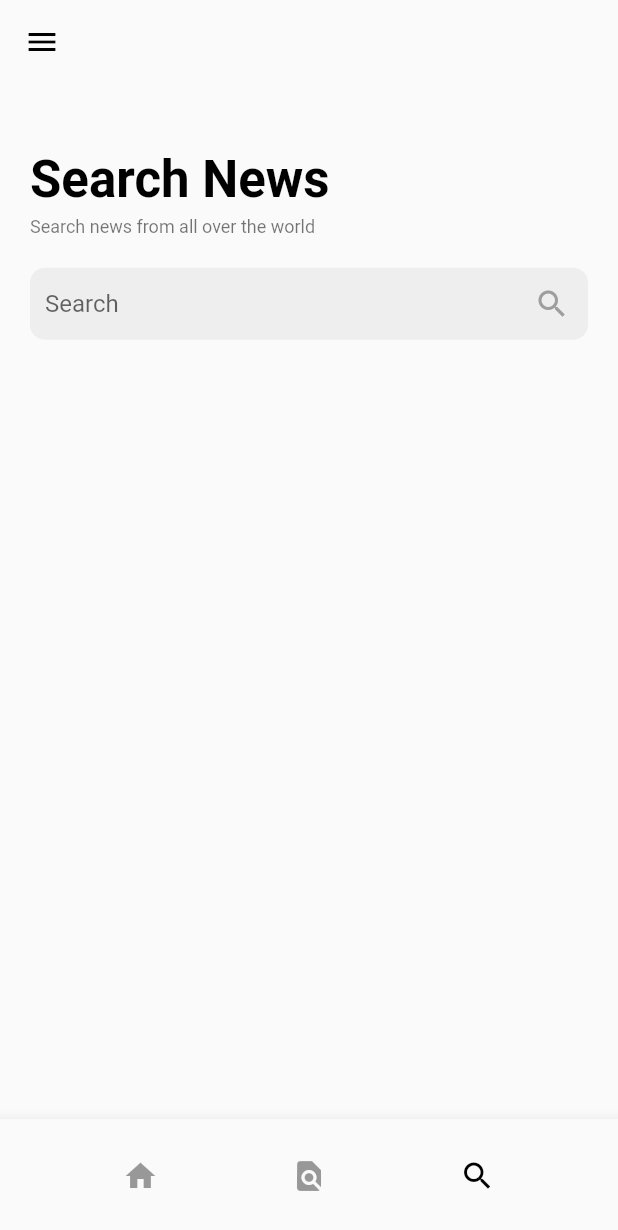
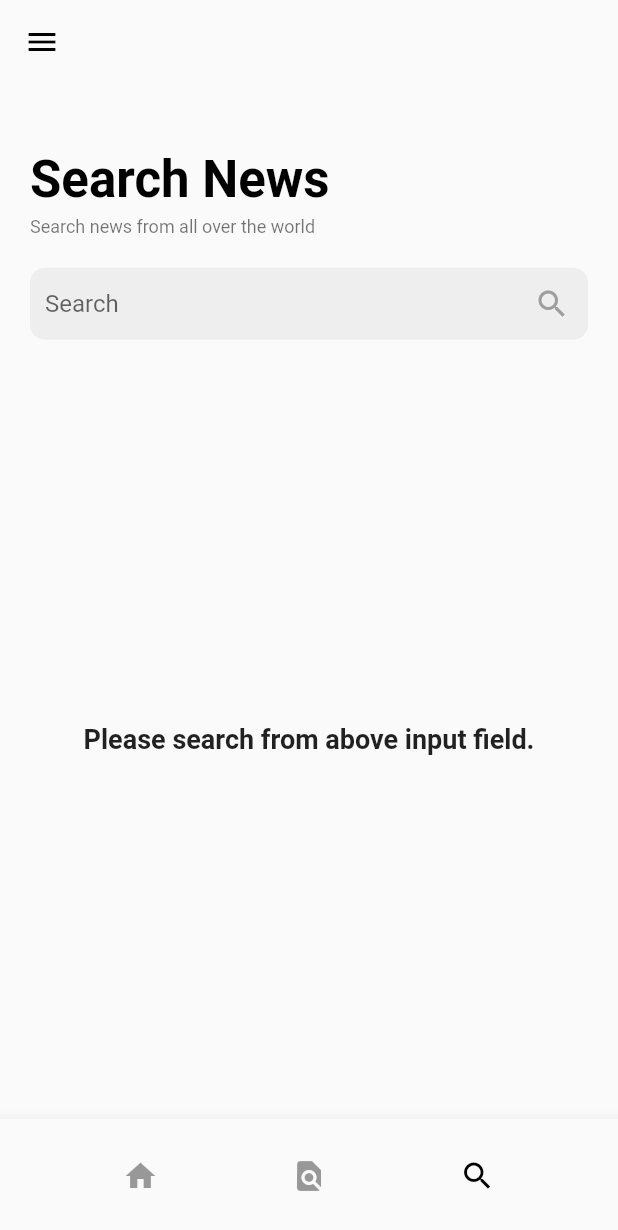
Before and after one commit to SINGH202/flutter-news-app, a Flutter app: the SearchScreen screen opened by its route, on a phone screen of 412 x 824 dp. Shown: the top 1230 px of the screen. Run offline on Flutter 3.47's test engine with Material 2 defaults, Android fonts, the phone set to English and light mode, and no system bars; missing offline and left inert: dart:ffi; network calls fail.

Commit message:
Added loading and initail no search text.

```diff
--- a/lib/screens/search_screen.dart
+++ b/lib/screens/search_screen.dart
@@ -1,4 +1,5 @@
 import 'dart:convert';
+import 'dart:ffi';
 import 'package:http/http.dart';
 import 'package:flutter/material.dart';
 
@@ -17,7 +18,10 @@ class SearchScreen extends StatefulWidget {
 
 class _SearchScreenState extends State<SearchScreen> {
   TextEditingController searchController = TextEditingController();
+
   List _searchResults = [];
+  bool _isLoading = false;
+  bool _isError = false;
 
   @override
   Widget build(BuildContext context) {
@@ -58,8 +62,12 @@ class _SearchScreenState extends State<SearchScreen> {
                 TextFormField(
                   controller: searchController,
                   textInputAction: TextInputAction.done,
-                  onFieldSubmitted: (event) =>
-                      getData(searchController.text.toString()),
+                  onFieldSubmitted: (event) => {
+                    getData(searchController.text.toString()),
+                    setState(() {
+                      _isLoading = true;
+                    })
+                  },
                   decoration: InputDecoration(
                     contentPadding: const EdgeInsets.fromLTRB(10, 0, 0, 0),
                     hintText: "Search",
@@ -68,6 +76,9 @@ class _SearchScreenState extends State<SearchScreen> {
                     suffixIcon: IconButton(
                       onPressed: () {
                         getData(searchController.text.toString());
+                        setState(() {
+                          _isLoading = true;
+                        });
                       },
                       icon: const Icon(
                         Icons.search,
@@ -85,11 +96,24 @@ class _SearchScreenState extends State<SearchScreen> {
           ),
           SizedBox(
             height: MediaQuery.of(context).size.height * 0.55,
-            child: ListView(
-              padding: EdgeInsets.zero,
-              children:
-                  _searchResults.map((e) => NewsWidget(article: e)).toList(),
-            ),
+            child: _isLoading
+                ? const Center(child: CircularProgressIndicator())
+                : _searchResults.isEmpty
+                    ? const Center(
+                        child: Text(
+                          "Please search from above input field.",
+                          style: TextStyle(
+                            fontSize: 18,
+                            fontWeight: FontWeight.w600,
+                          ),
+                        ),
+                      )
+                    : ListView(
+                        padding: EdgeInsets.zero,
+                        children: _searchResults
+                            .map((e) => NewsWidget(article: e))
+                            .toList(),
+                      ),
           ),
         ],
       ),
@@ -105,8 +129,12 @@ class _SearchScreenState extends State<SearchScreen> {
       var data = jsonDecode(response.body);
       setState(() {
         _searchResults = data["articles"];
+        _isLoading = false;
       });
     } else {
+      setState(() {
+        _isLoading = false;
+      });
       throw Exception('Error fetching data');
     }
   }
@@ -175,28 +203,3 @@ class NewsWidget extends StatelessWidget {
     );
   }
 }
-
-
-// SizedBox(
-//             height: MediaQuery.of(context).size.height * 0.55,
-//             child: FutureBuilder(
-//               future: () => getData("check"),
-//               builder: (context, snapshot) {
-//                 if (snapshot.hasData) {
-//                   // The data was fetched successfully.
-//                   return ListView(
-//                     padding: EdgeInsets.zero,
-//                     children: _searchResults
-//                         .map((e) => NewsWidget(article: e))
-//                         .toList(),
-//                   );
-//                 } else if (snapshot.hasError) {
-//                   // There was an error fetching the data.
-//                   return Center(child: Text(snapshot.error.toString()));
-//                 } else {
-//                   // The data is still loading.
-//                   return const Center(child: CircularProgressIndicator());
-//                 }
-//               },
-//             ),
-//           ),
```
Also changed, not shown: lib/screens/discover_screen.dart (+8 -1 lines), lib/screens/home_screen.dart (+8 -1 lines).
